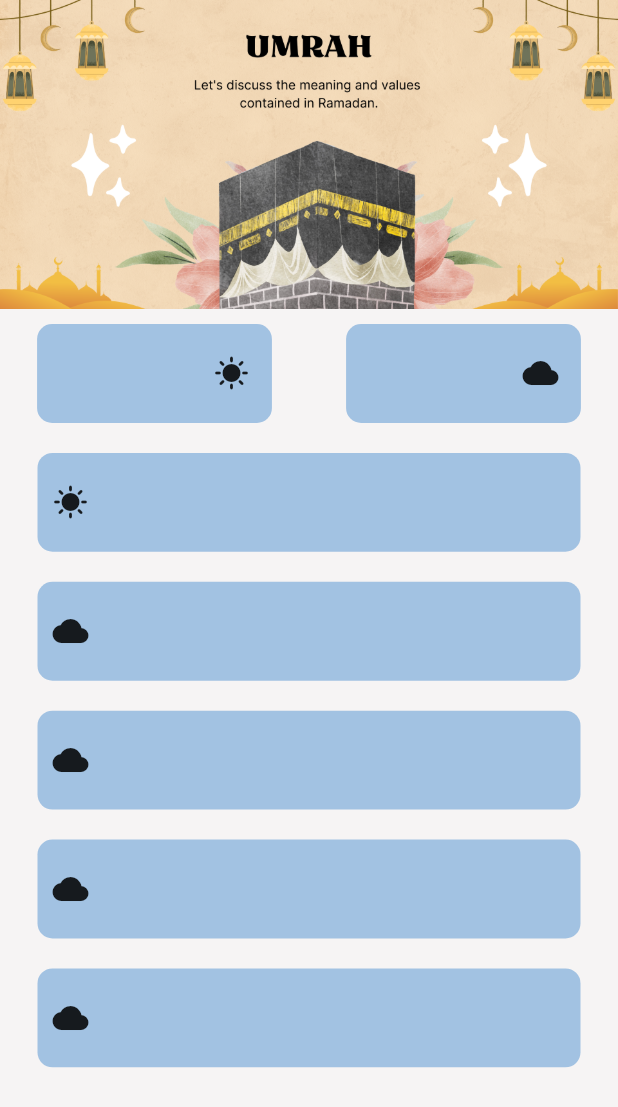
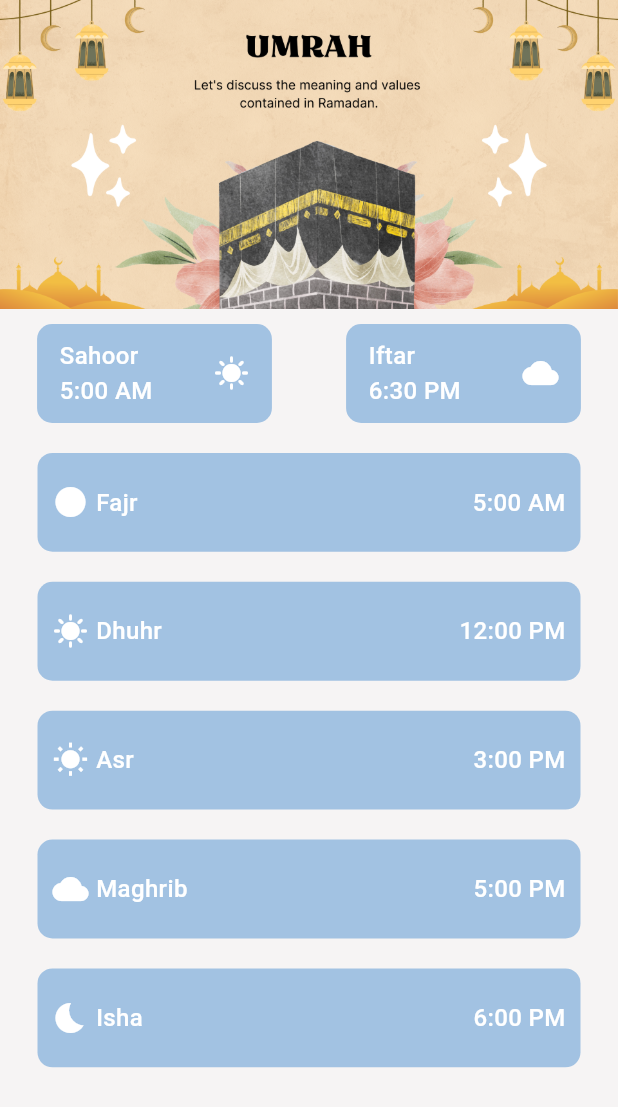
Before and after one commit to Tasneem-Zaareer/ramadan_guide_app, a Flutter app: the HomeView screen opened directly, after a tap on "prayer Times", on a phone screen of 412 x 824 dp. Shown: the top 1107 px of the screen. Run offline on Flutter 3.47's test engine with Material 3 defaults, Android fonts, the light colour scheme and no system bars; our stand-ins replace easy_localization, flutter_screenutil, persistent_bottom_nav_bar; Roboto replaces fonts that are missing (SF Pro Display).

Commit message:
edit home

```diff
--- a/lib/features/home/views/widgets/categories_gridview_widget.dart
+++ b/lib/features/home/views/widgets/categories_gridview_widget.dart
@@ -12,44 +12,43 @@ class CategoriesGridviewWidget extends StatelessWidget {
   static final List<Map<String, dynamic>> categoriesList = [
     {
       'title': tr('prayer Times'),
-      'image': AppImages.mosque2,
+      'image': AppImages.girlWithLantern,
       'view': const PrayerTimeView(),
       'color': Colors.amber.shade100
     },
     {
       'title': tr('iftar'),
-      'image': AppImages.iftar,
+      'image': AppImages.boyWithLantern,
       'view': const PrayerTimeView(),
       'color': Colors.deepPurple.shade100
     },
     {
       'title': tr('sahoor'),
-      'image': AppImages.sahoor,
+      'image': AppImages.girlWithLantern,
       'view': const PrayerTimeView(),
       'color': Colors.brown.shade100
     },
     {
       'title': tr('quran'),
-      'image': AppImages.quran,
+      'image': AppImages.boyPray,
       'view': const PrayerTimeView(),
       'color': Colors.blue.shade100
     },
     {
       'title': tr('calender'),
-      'image': AppImages.iftar,
+      'image': AppImages.boyWithLantern,
       'view': const PrayerTimeView(),
       'color': Colors.redAccent.shade100
     },
     {
       'title': tr('umrah'),
-      'image': AppImages.umrah,
+      'image': AppImages.girlWithLantern,
       'view': const PrayerTimeView(),
       'color': Colors.greenAccent.shade100
     },
   ];
   @override
   Widget build(BuildContext context) {
-
     return GridView.builder(
       shrinkWrap: true,
       physics: const NeverScrollableScrollPhysics(),
--- a/lib/features/home/views/widgets/category_widget.dart
+++ b/lib/features/home/views/widgets/category_widget.dart
@@ -21,34 +21,34 @@ class Category extends StatelessWidget {
       onTap: () => onTap(),
       child: Stack(
         children: [
-          const Column(
-            children: [
-              // ClipRRect(
-              //   borderRadius: BorderRadius.circular(10),
-              //   child: Image.asset(
-              //     categoryImage,
-              //     fit: BoxFit.cover,
-              //     height: MediaQuery.of(context).size.height * 0.10,
-              //     width: MediaQuery.of(context).size.height * 0.23,
-              //   ),
-              // ),
-            ],
-          ),
           Container(
-            // width: double.infinity,
             height: MediaQuery.of(context).size.height * 0.10,
             decoration: BoxDecoration(
               borderRadius: BorderRadius.circular(10),
-              // color: categoryColor,
               color: Theme.of(context).colorScheme.primary,
             ),
           ),
-          Center(
-            child: CustomText(
-              text: categoryName,
-              color: Theme.of(context).colorScheme.onPrimary,
-              fontSize: 16,
-              fontWeight: FontWeight.w900,
+          Positioned(
+            top: 20,
+            left: 10,
+            child: Image.asset(
+              categoryImage,
+              height: MediaQuery.of(context).size.height * 0.1,
+            ),
+          ),
+          Positioned(
+            right: 5,
+            top: 25,
+            child: Container(
+              width: MediaQuery.of(context).size.height * 0.1,
+              child: Center(
+                child: CustomText(
+                  text: categoryName,
+                  color: Theme.of(context).colorScheme.onPrimary,
+                  fontSize: 16,
+                  fontWeight: FontWeight.w900,
+                ),
+              ),
             ),
           ),
         ],
--- a/lib/features/prayer_times/views/prayer_times_view.dart
+++ b/lib/features/prayer_times/views/prayer_times_view.dart
@@ -92,12 +92,21 @@ class TodayRamadanTimeItem extends StatelessWidget {
               crossAxisAlignment: CrossAxisAlignment.start,
               mainAxisAlignment: MainAxisAlignment.center,
               children: [
-                CustomText(text: title),
-                CustomText(text: time),
+                CustomText(
+                  text: title,
+                  color: Theme.of(context).colorScheme.onPrimary,
+                ),
+                CustomText(
+                  text: time,
+                  color: Theme.of(context).colorScheme.onPrimary,
+                ),
               ],
             ),
           ),
-          Icon(icon),
+          Icon(
+            icon,
+            color: Theme.of(context).colorScheme.onPrimary,
+          ),
         ],
       ),
     );
@@ -108,11 +117,11 @@ class PrayerTimeList extends StatelessWidget {
   const PrayerTimeList({super.key});
 
   static final List<Map<String, dynamic>> prayerTimesList = [
-    {'name': tr('fajr'), 'time': '5:00 AM', 'icon': Icons.sunny},
-    {'name': tr('dhuhr'), 'time': '12:00 PM', 'icon': Icons.cloud},
-    {'name': tr('asr'), 'time': '3:00 PM', 'icon': Icons.cloud},
+    {'name': tr('fajr'), 'time': '5:00 AM', 'icon': Icons.circle},
+    {'name': tr('dhuhr'), 'time': '12:00 PM', 'icon': Icons.sunny},
+    {'name': tr('asr'), 'time': '3:00 PM', 'icon': Icons.wb_sunny},
     {'name': tr('maghrib'), 'time': '5:00 PM', 'icon': Icons.cloud},
-    {'name': tr('isha'), 'time': '6:00 PM', 'icon': Icons.cloud},
+    {'name': tr('isha'), 'time': '6:00 PM', 'icon': Icons.bedtime},
   ];
 
   @override
@@ -162,14 +171,19 @@ class PrayerTimeItem extends StatelessWidget {
         mainAxisAlignment: MainAxisAlignment.spaceAround,
         crossAxisAlignment: CrossAxisAlignment.center,
         children: [
-          Icon(icoon),
+          Icon(
+            icoon,
+            color: Theme.of(context).colorScheme.onPrimary,
+          ),
           const SizedBox(width: 5),
           CustomText(
             text: prayerName,
+            color: Theme.of(context).colorScheme.onPrimary,
           ),
           const Spacer(),
           CustomText(
             text: prayertime,
+            color: Theme.of(context).colorScheme.onPrimary,
           ),
         ],
       ),
```
